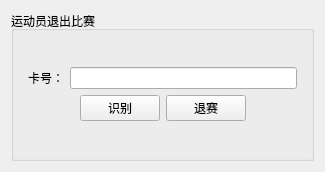
Above: CrossroadGradeManageSystem/pages/exitgames/exitgames.ui from JyamlamLaiHust/MotorcrossManagementSystem before the change. Below: the same form after it.
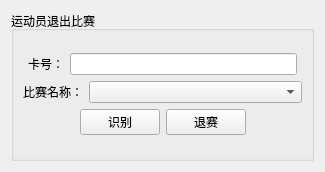
That is the form after the change.

What changed in the file:
```diff
--- a/CrossroadGradeManageSystem/pages/exitgames/exitgames.ui
+++ b/CrossroadGradeManageSystem/pages/exitgames/exitgames.ui
@@ -49,6 +49,32 @@
           </item>
          </layout>
         </item>
+        <item>
+         <layout class="QHBoxLayout" name="horizontalLayout_3">
+          <item>
+           <widget class="QLabel" name="eventName_label">
+            <property name="text">
+             <string>比赛名称：</string>
+            </property>
+           </widget>
+          </item>
+          <item>
+           <widget class="QComboBox" name="eventName_comboBox">
+            <property name="sizePolicy">
+             <sizepolicy hsizetype="Preferred" vsizetype="Fixed">
+              <horstretch>2</horstretch>
+              <verstretch>0</verstretch>
+             </sizepolicy>
+            </property>
+            <item>
+             <property name="text">
+              <string/>
+             </property>
+            </item>
+           </widget>
+          </item>
+         </layout>
+        </item>
         <item>
          <layout class="QHBoxLayout" name="horizontalLayout_2">
           <property name="leftMargin">
```
Left out of the diff: 4 changed lines with no effect on the pictures.
